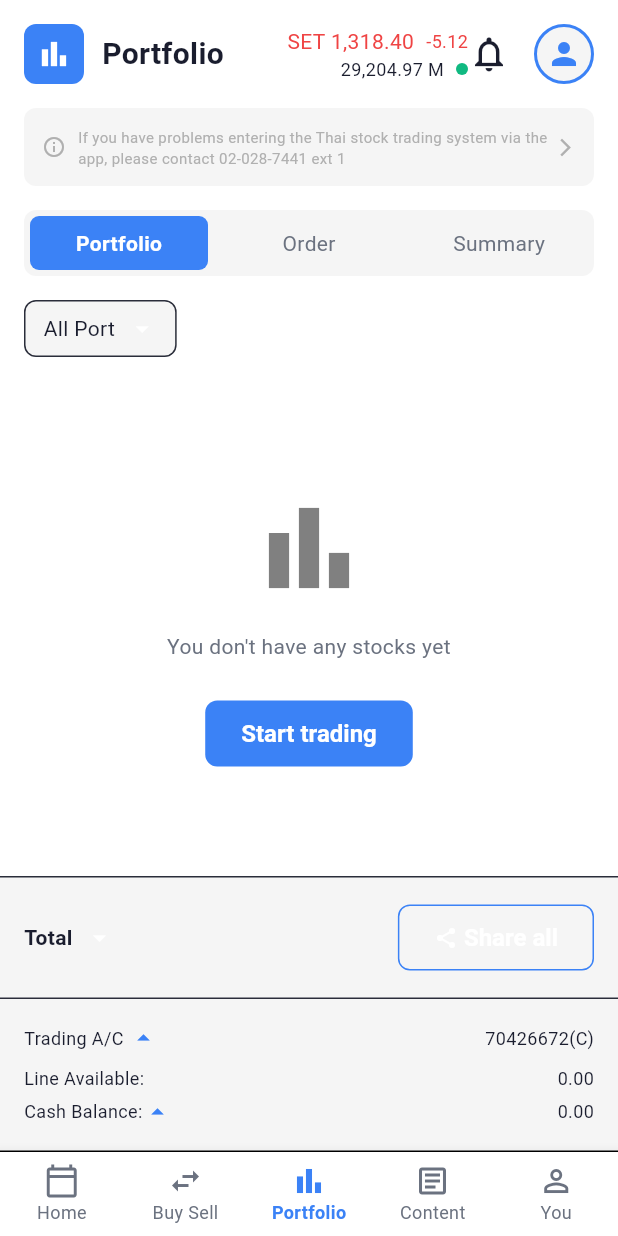
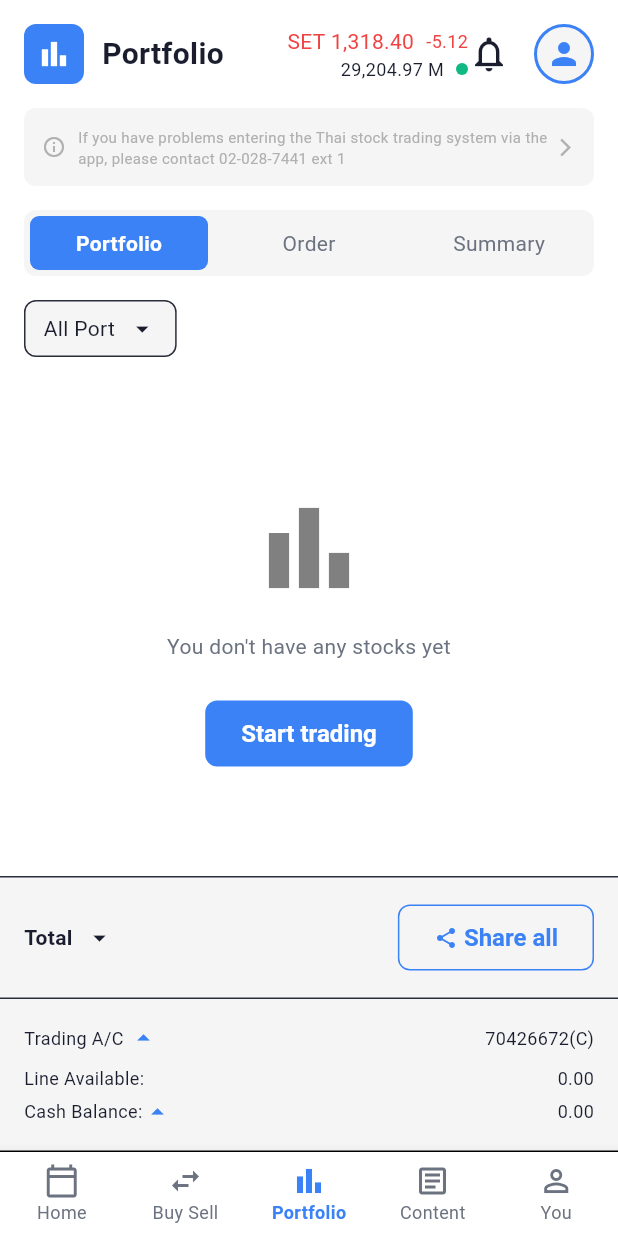
Before and after one commit to RievoCante/lib-light, a Flutter app: the PortfolioPage screen opened by its route, on a phone screen of 412 x 824 dp. Run offline on Flutter 3.47's test engine with Material 3 defaults, Android fonts, the phone set to English and light mode, and no system bars; our stand-ins replace equatable, firebase_core, flutter_riverpod, flutter_secure_storage, go_router, shared_preferences and 1 more; accounts and stored records are empty.

Commit message:
fix portfolio page

```diff
--- a/lib/presentation/screens/portfolio/portfolio_page.dart
+++ b/lib/presentation/screens/portfolio/portfolio_page.dart
@@ -124,9 +124,9 @@ class _PortfolioPageState extends ConsumerState<PortfolioPage> {
                       children: [
                         Text(l10n.allPort, style: AppTextStyles.bodyMedium),
                         const SizedBox(width: 8),
-                        const Icon(
+                        Icon(
                           Icons.arrow_drop_down,
-                          color: AppColors.textPrimary,
+                          color: Theme.of(context).iconTheme.color,
                           size: 20,
                         ),
                       ],
@@ -236,9 +236,9 @@ class _PortfolioPageState extends ConsumerState<PortfolioPage> {
                         ),
                       ),
                       const SizedBox(width: 8),
-                      const Icon(
+                      Icon(
                         Icons.arrow_drop_down,
-                        color: AppColors.textPrimary,
+                        color: Theme.of(context).iconTheme.color,
                         size: 20,
                       ),
                     ],
@@ -247,15 +247,23 @@ class _PortfolioPageState extends ConsumerState<PortfolioPage> {
                     onPressed: () {},
                     style: ElevatedButton.styleFrom(
                       backgroundColor: Colors.transparent,
+                      foregroundColor: AppColors.primaryBlue,
                       side: const BorderSide(color: AppColors.primaryBlue),
                       elevation: 0,
                     ),
                     child: Row(
                       mainAxisSize: MainAxisSize.min,
                       children: [
-                        const Icon(Icons.share, size: 16),
+                        const Icon(
+                          Icons.share,
+                          size: 16,
+                          color: AppColors.primaryBlue,
+                        ),
                         const SizedBox(width: 4),
-                        Text(l10n.shareAll),
+                        Text(
+                          l10n.shareAll,
+                          style: const TextStyle(color: AppColors.primaryBlue),
+                        ),
                       ],
                     ),
                   ),
@@ -299,9 +307,7 @@ class _PortfolioPageState extends ConsumerState<PortfolioPage> {
       flex: flex,
       child: Text(
         text,
-        style: AppTextStyles.bodySmall.copyWith(
-          color: color ?? AppColors.textPrimary,
-        ),
+        style: AppTextStyles.bodySmall.copyWith(color: color),
         textAlign: TextAlign.center,
       ),
     );
```
Also changed, not shown: 1 other file.
